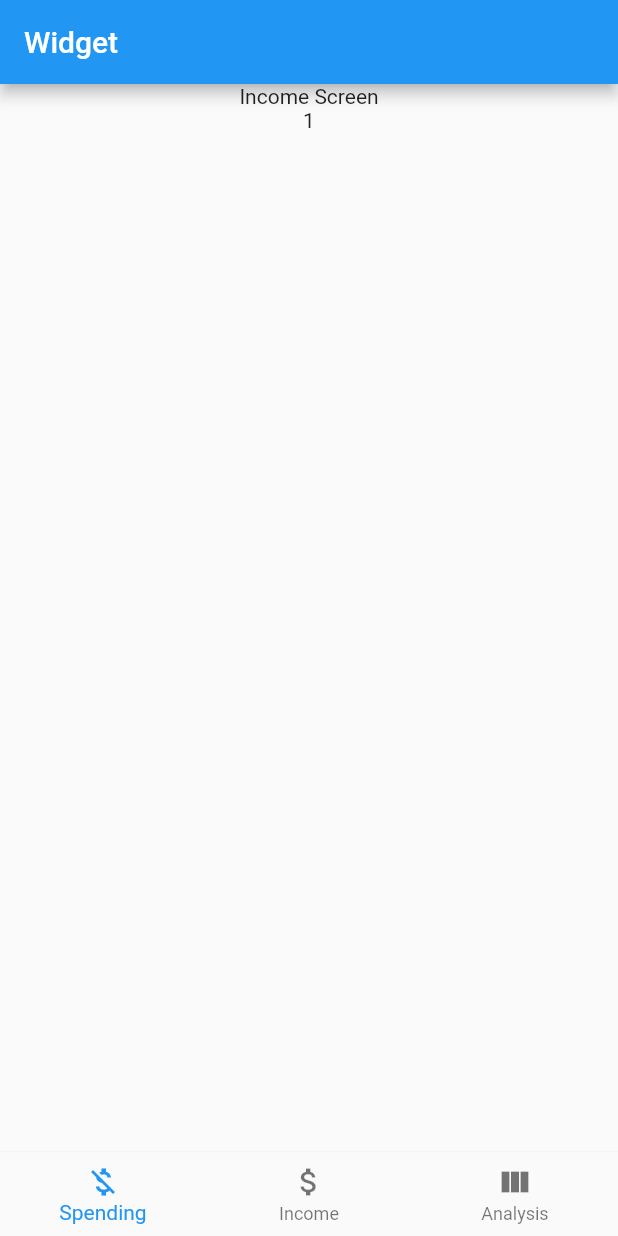
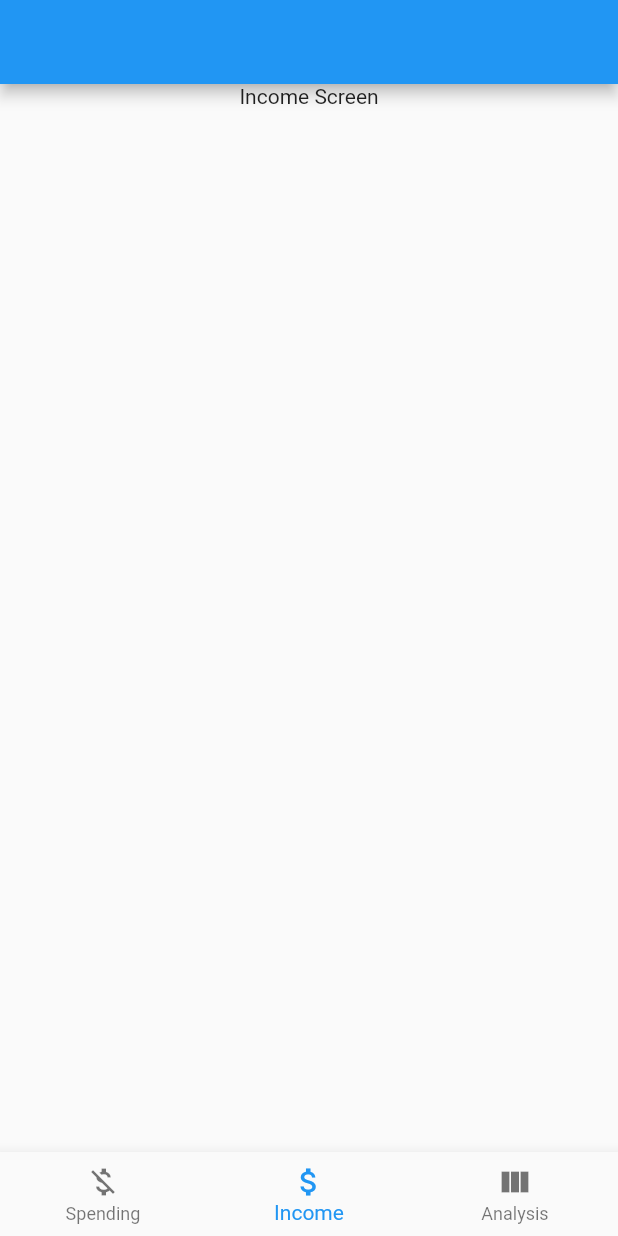
Before and after one commit to akturanilyas/money-manager, a Flutter app: the screen it shows after launch, item 2 of the bottom bar chosen, on a phone screen of 412 x 824 dp. Run offline on Flutter 3.47's test engine with Material 2 defaults, Android fonts, the phone set to English and light mode, and no system bars; our stand-ins replace bloc, equatable, flutter_bloc.

Commit message:
BottomNavBar created with bloc

```diff
--- /dev/null
+++ b/lib/bloc/screen/bloc/bottom_navigation_event.dart
@@ -0,0 +1,22 @@
+part of 'bottom_navigation_bloc.dart';
+
+abstract class BottomNavigationEvent extends Equatable {
+  const BottomNavigationEvent();
+
+  @override
+  List<Object> get props => [];
+}
+
+class AppStarted extends BottomNavigationEvent {
+  @override
+  String toString() => 'AppStarted';
+}
+
+class PageTapped extends BottomNavigationEvent {
+  final int index;
+
+  PageTapped({required this.index});
+
+  @override
+  String toString() => 'PageTapped: $index';
+}
--- /dev/null
+++ b/lib/bloc/screen/bloc/bottom_navigation_state.dart
@@ -0,0 +1,51 @@
+part of 'bottom_navigation_bloc.dart';
+
+abstract class BottomNavigationState extends Equatable {
+  const BottomNavigationState();
+
+  @override
+  List<Object> get props => [];
+}
+
+class BottomNavigationInitial extends BottomNavigationState {}
+
+class CurrentIndexChanged extends BottomNavigationState {
+  CurrentIndexChanged({required this.currentIndex});
+
+  final int currentIndex;
+
+  @override
+  String toString() => 'CurrentIndexChanged to $currentIndex';
+}
+
+class PageLoading extends BottomNavigationState {
+  @override
+  String toString() => 'PageLoading';
+}
+
+class SpendPageLoaded extends BottomNavigationState {
+  SpendPageLoaded({required this.text});
+
+  final String text;
+
+  @override
+  String toString() => 'SpendingPageLoaded with text: $text';
+}
+
+class IncomePageLoaded extends BottomNavigationState {
+  IncomePageLoaded({required this.text});
+
+  final String text;
+
+  @override
+  String toString() => 'IncomePageLoaded with text: $text';
+}
+
+class AnalysisPageLoaded extends BottomNavigationState {
+  AnalysisPageLoaded({required this.text});
+
+  final String text;
+
+  @override
+  String toString() => 'AnalyticsPageLoaded with text: $text';
+}
--- a/lib/bloc/screen/bloc/screen_event.dart
+++ /dev/null
@@ -1,17 +0,0 @@
-part of 'screen_bloc.dart';
-
-abstract class ScreenEvent extends Equatable {
-  const ScreenEvent(this.index);
-  final int index;
-
-  @override
-  List<Object> get props => [];
-}
-
-class ChangeScreenEvent extends ScreenEvent {
-  ChangeScreenEvent(int index) : super(index);
-}
-
-class Empty extends ScreenEvent {
-  Empty(int index) : super(index);
-}
--- a/lib/bloc/screen/bloc/screen_state.dart
+++ /dev/null
@@ -1,12 +0,0 @@
-part of 'screen_bloc.dart';
-
-class ScreenState extends Equatable {
-  final counter;
-  final int index;
-  final Widget screen;
-  ScreenState(
-      {required this.counter, required this.index, required this.screen});
-
-  @override
-  List<Object> get props => [counter, index, screen];
-}
--- a/lib/main.dart
+++ b/lib/main.dart
@@ -1,3 +1,4 @@
+import 'package:bloctest/bloc/screen/bloc/bottom_navigation_bloc.dart';
 import 'package:flutter/material.dart';
 import 'package:flutter_bloc/flutter_bloc.dart';
 
--- a/lib/router/routing.dart
+++ b/lib/router/routing.dart
@@ -1,7 +1,6 @@
-import 'package:bloctest/bloc/screen/bloc/screen_bloc.dart';
+import 'package:bloctest/bloc/screen/bloc/bottom_navigation_bloc.dart';
 import 'package:bloctest/bloc/test_bloc.dart';
 import 'package:bloctest/ui/home.dart';
-import 'package:bloctest/ui/second_page.dart';
 import 'package:flutter/material.dart';
 import 'package:flutter_bloc/flutter_bloc.dart';
 
@@ -18,19 +17,19 @@ class AppRouter {
                 value: _testBloc,
               ),
               BlocProvider(
-                create: (context) => ScreenBloc(),
+                create: (context) => BottomNavigationBloc()..add(AppStarted()),
               ),
             ],
             child: Home(),
           ),
         );
-      case '/second':
-        return MaterialPageRoute(
-          builder: (_) => BlocProvider.value(
-            value: _testBloc,
-            child: SecondPage(),
-          ),
-        );
+      // case '/second':
+      //   return MaterialPageRoute(
+      //     builder: (_) => BlocProvider.value(
+      //       value: _testBloc,
+      //       child: SecondPage(),
+      //     ),
+      //   );
       default:
         return null;
     }
--- a/lib/ui/home.dart
+++ b/lib/ui/home.dart
@@ -1,4 +1,7 @@
-import 'package:bloctest/bloc/screen/bloc/screen_bloc.dart';
+import 'package:bloctest/bloc/screen/bloc/bottom_navigation_bloc.dart';
+import 'package:bloctest/widget/analysis_screen.dart';
+import 'package:bloctest/widget/income_screen.dart';
+import 'package:bloctest/widget/spend_screen.dart';
 import 'package:flutter/material.dart';
 import 'package:flutter_bloc/flutter_bloc.dart';
 
@@ -16,15 +19,27 @@ class _HomeState extends State<Home> {
 
   @override
   Widget build(BuildContext context) {
-    final ScreenBloc screenBloc = BlocProvider.of<ScreenBloc>(context);
-    int value = BlocProvider.of<ScreenBloc>(context).state.index;
-
-    final BottomNavigationBar bottomNavBar = BottomNavigationBar(
-      currentIndex: value,
-      elevation: 1,
-      onTap: (index) {
-        screenBloc.add(ChangeScreenEvent(index));
+    // final TestBloctestBloc = BlocProvider.of<TestBloc>(context);
+    return BlocBuilder<BottomNavigationBloc, BottomNavigationState>(
+      builder: (context, state) {
+        return Scaffold(
+          appBar: AppBar(
+              // title: Text(state.screen.toString()),
+              ),
+          body: Builder(
+            builder: (BuildContext context) {
+              if (state is PageLoading) {
+                return Center(child: CircularProgressIndicator());
+              }
+              if (state is SpendPageLoaded) return SpendScreen();
+              if (state is IncomePageLoaded) return IncomeScreen();
+              if (state is AnalysisPageLoaded) return AnalysisScreen();
+              return Container();
             },
+          ),
+          bottomNavigationBar: BottomNavigationBar(
+            currentIndex: context
+                .select((BottomNavigationBloc bloc) => bloc.currentIndex),
             items: [
               BottomNavigationBarItem(
                 icon: Icon(Icons.money_off),
@@ -39,17 +54,12 @@ class _HomeState extends State<Home> {
                 label: "Analysis",
               ),
             ],
-    );
-
-    // final TestBloctestBloc = BlocProvider.of<TestBloc>(context);
-    return BlocBuilder<ScreenBloc, ScreenState>(
-      builder: (context, state) {
-        return Scaffold(
-          appBar: AppBar(
-            title: Text(state.screen.toString()),
+            onTap: (index) {
+              context
+                  .read<BottomNavigationBloc>()
+                  .add(PageTapped(index: index));
+            },
           ),
-          body: state.screen,
-          bottomNavigationBar: bottomNavBar,
         );
       },
     );
--- a/lib/widget/analysis_screen.dart
+++ b/lib/widget/analysis_screen.dart
@@ -1,4 +1,3 @@
-import 'package:bloctest/bloc/screen/bloc/screen_bloc.dart';
 import 'package:flutter/material.dart';
 import 'package:flutter_bloc/flutter_bloc.dart';
 
@@ -16,11 +15,6 @@ class _AnalysisScreenState extends State<AnalysisScreen> {
       child: Column(
         children: [
           Text('Analysis Screen'),
-          BlocBuilder<ScreenBloc, ScreenState>(
-            builder: (context, state) {
-              return Text(state.counter.toString());
-            },
-          )
         ],
       ),
     );
--- a/lib/widget/income_screen.dart
+++ b/lib/widget/income_screen.dart
@@ -1,4 +1,3 @@
-import 'package:bloctest/bloc/screen/bloc/screen_bloc.dart';
 import 'package:flutter/material.dart';
 import 'package:flutter_bloc/flutter_bloc.dart';
 
@@ -16,11 +15,6 @@ class _IncomeScreenState extends State<IncomeScreen> {
       child: Column(
         children: [
           Text('Income Screen'),
-          BlocBuilder<ScreenBloc, ScreenState>(
-            builder: (context, state) {
-              return Text(state.counter.toString());
-            },
-          )
         ],
       ),
     );
--- a/lib/widget/spend_screen.dart
+++ b/lib/widget/spend_screen.dart
@@ -1,4 +1,3 @@
-import 'package:bloctest/bloc/screen/bloc/screen_bloc.dart';
 import 'package:flutter/material.dart';
 import 'package:flutter_bloc/flutter_bloc.dart';
 
@@ -16,11 +15,6 @@ class _SpendScreenState extends State<SpendScreen> {
       child: Column(
         children: [
           Text('Spend Screen'),
-          BlocBuilder<ScreenBloc, ScreenState>(
-            builder: (context, state) {
-              return Text(state.counter.toString());
-            },
-          )
         ],
       ),
     );
```
Also changed, not shown: lib/bloc/screen/bloc/bottom_navigation_bloc.dart (added, +37 -0 lines), lib/bloc/screen/bloc/screen_bloc.dart (deleted, +0 -46 lines). Lines whose indentation alone changed are shown as unchanged.
